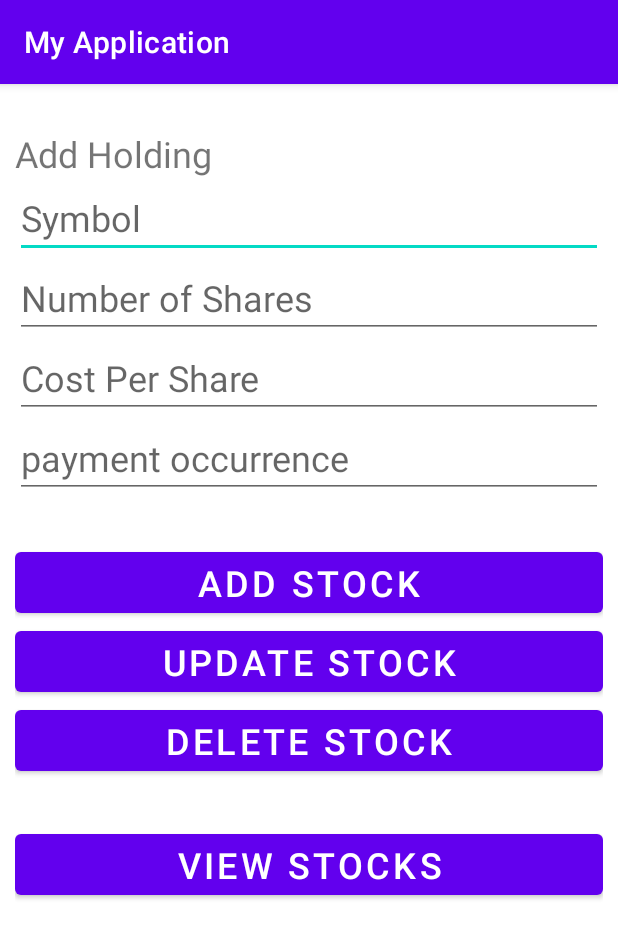
After one commit to DevMarkLights/light_finance, an Android app: the Database screen opened directly, with no data from a screen before it, on a phone screen of 412 x 824 dp. The commit adds this screen. Shown: the top 938 px of the screen. Run offline under Robolectric (Android 15) with nearby library versions, the phone set to English and light mode, and no system bars; libraries missing offline, so code that uses them is left out: com.mashape.unirest.

Commit message:
9/11 Database instantiated; need to finished up methods in Database.java file

```diff
--- a/app/src/main/AndroidManifest.xml
+++ b/app/src/main/AndroidManifest.xml
@@ -3,6 +3,7 @@
     package="com.example.myapplication">
 
     <uses-permission android:name="android.permission.INTERNET" />
+
     <application
         android:allowBackup="true"
         android:icon="@mipmap/ic_launcher"
@@ -10,6 +11,9 @@
         android:roundIcon="@mipmap/ic_launcher_round"
         android:supportsRtl="true"
         android:theme="@style/Theme.MyApplication">
+        <activity
+            android:name=".Database"
+            android:exported="true" />
         <activity
             android:name=".MainActivity"
             android:exported="true">
--- /dev/null
+++ b/app/src/main/java/com/example/myapplication/Database.java
@@ -0,0 +1,98 @@
+package com.example.myapplication;
+
+import android.os.Bundle;
+import android.view.View;
+import android.widget.Button;
+import android.widget.EditText;
+
+import androidx.appcompat.app.AppCompatActivity;
+
+import com.mashape.unirest.http.HttpResponse;
+import com.mashape.unirest.http.Unirest;
+import com.mashape.unirest.http.exceptions.UnirestException;
+
+import org.json.JSONException;
+import org.json.JSONObject;
+
+public class Database extends AppCompatActivity {
+    EditText symbol, shares, costBasis;
+    Button addStock, deleteStock, updatestock, viewStocksList;
+    DBHelper DB;
+    String date_of_dividend;
+    String amount_of_dividend;
+
+    @Override
+    protected void onCreate(Bundle savedInstanceState) {
+        super.onCreate(savedInstanceState);
+        setContentView(R.layout.activity_database);
+        symbol = findViewById(R.id.symbol);
+        shares = findViewById(R.id.shares);
+        costBasis = findViewById(R.id.costBasis);
+
+        addStock = findViewById(R.id.addStock);
+        deleteStock = findViewById(R.id.deleteStock);
+        updatestock = findViewById(R.id.updateStock);
+        viewStocksList = findViewById(R.id.viewStockList);
+
+        String date_of_dividend;
+        String amount_of_dividend;
+        DB = new DBHelper(this);
+
+
+        // need to create these methods use the link
+        // https://www.youtube.com/watch?v=9t8VVWebRFM
+        // timestamp -> 18:23
+
+        deleteStock.setOnClickListener(new View.OnClickListener() {
+            @Override
+            public void onClick(View view) {
+
+            }
+        });
+        // need to create these methods
+        updatestock.setOnClickListener(new View.OnClickListener() {
+            @Override
+            public void onClick(View view) {
+
+            }
+        });
+
+        //need to create these methods
+        viewStocksList.setOnClickListener(new View.OnClickListener() {
+            @Override
+            public void onClick(View view) {
+
+            }
+        });
+    }
+
+    public void get_Dividends (String view)  {
+        Button myButton;
+        myButton = addStock;
+        myButton.setOnClickListener(this::onClick);
+    }
+
+        public void onClick(View view) {
+            String symbolTXT = symbol.getText().toString();
+            String s = shares.getText().toString();
+            // converting the given string representation to double value
+            double sharesTXT = Double.parseDouble(s);
+            String c = costBasis.getText().toString();
+            double costBasisTXT = Double.parseDouble(c);
+            try {
+                HttpResponse<String> response = Unirest.get("https://yahoofinance-stocks1.p.rapidapi.com/dividends?Symbol=USOI&OrderBy=Descending")
+                        .header("x-rapidapi-host", "yahoofinance-stocks1.p.rapidapi.com")
+                        .header("x-rapidapi-key", "1825a76a53mshde9945082d517f9p1c5c08jsn6dcc58da9fbd")
+                        .asString();
+
+                String all = response.getBody();
+                String allres = new JSONObject(all).getString("results");
+                String date_of_dividend = allres.substring(10,20);
+                String am = allres.substring(31,35);
+                double amount_of_dividend = Double.parseDouble(am);
+            } catch (UnirestException | JSONException e) {
+                e.printStackTrace();
+            }
+        }
+
+}
--- /dev/null
+++ b/app/src/main/res/layout/activity_database.xml
@@ -0,0 +1,91 @@
+<?xml version="1.0" encoding="utf-8"?>
+<RelativeLayout xmlns:android="http://schemas.android.com/apk/res/android"
+    xmlns:app="http://schemas.android.com/apk/res-auto"
+    xmlns:tools="http://schemas.android.com/tools"
+    android:layout_width="match_parent"
+    android:layout_height="match_parent"
+    android:padding="10dp"
+    tools:context=".Database">
+
+    <TextView
+        android:id="@+id/textTitle"
+        android:layout_width="match_parent"
+        android:layout_height="wrap_content"
+        android:text="Add Holding"
+        android:textSize="24dp"
+        android:layout_marginTop="20dp"/>
+
+    <EditText
+        android:id="@+id/symbol"
+        android:layout_width="match_parent"
+        android:layout_height="wrap_content"
+        android:hint="Symbol"
+        android:textSize="24dp"
+        android:layout_below="@+id/textTitle"
+        android:inputType="textCapCharacters"/>
+
+    <EditText
+        android:id="@+id/shares"
+        android:layout_width="match_parent"
+        android:layout_height="wrap_content"
+        android:hint="Number of Shares"
+        android:textSize="24dp"
+        android:layout_below="@+id/symbol"
+        android:inputType="numberDecimal"/>
+
+    <EditText
+        android:id="@+id/costBasis"
+        android:layout_width="match_parent"
+        android:layout_height="wrap_content"
+        android:hint="Cost Per Share"
+        android:textSize="24dp"
+        android:layout_below="@+id/shares"
+        android:inputType="numberDecimal"/>
+
+    <!-- this needs to be an drop down selection box -->
+    <EditText
+        android:id="@+id/frequency"
+        android:layout_width="match_parent"
+        android:layout_height="wrap_content"
+        android:hint="payment occurrence"
+        android:textSize="24dp"
+        android:layout_below="@+id/costBasis"
+        android:inputType="numberDecimal"/>
+
+    <Button
+        android:id="@+id/addStock"
+        android:layout_width="match_parent"
+        android:layout_height="wrap_content"
+        android:text="Add Stock"
+        android:textSize="24dp"
+        android:layout_marginTop="30dp"
+        android:layout_below="@+id/frequency"/>
+
+    <Button
+        android:id="@+id/deleteStock"
+        android:layout_width="match_parent"
+        android:layout_height="wrap_content"
+        android:text="Delete Stock"
+        android:textSize="24dp"
+        android:layout_below="@+id/updateStock"
+        />
+
+    <Button
+        android:id="@+id/updateStock"
+        android:layout_width="match_parent"
+        android:layout_height="wrap_content"
+        android:text="Update Stock"
+        android:textSize="24dp"
+        android:layout_below="@+id/addStock"/>
+
+    <Button
+        android:id="@+id/viewStockList"
+        android:layout_width="match_parent"
+        android:layout_height="wrap_content"
+        android:text="View Stocks"
+        android:textSize="24dp"
+        android:layout_marginTop="30dp"
+        android:layout_below="@+id/deleteStock"/>
+
+
+</RelativeLayout>
--- a/build.gradle
+++ b/build.gradle
@@ -3,6 +3,9 @@ buildscript {
     repositories {
         google()
         mavenCentral()
+        maven{
+            url 'https://raw.github.com/zeeshanejaz/unirest-android/mvn-repo'
+        }
     }
     dependencies {
         classpath "com.android.tools.build:gradle:7.0.2"
```
Also changed, not shown: app/build.gradle (+15 -0 lines), app/src/main/java/com/example/myapplication/DBHelper.java (added, +119 -0 lines), app/src/main/java/com/example/myapplication/MainActivity.java (+30 -41 lines), app/src/main/res/layout/activity_main.xml (+18 -8 lines).
